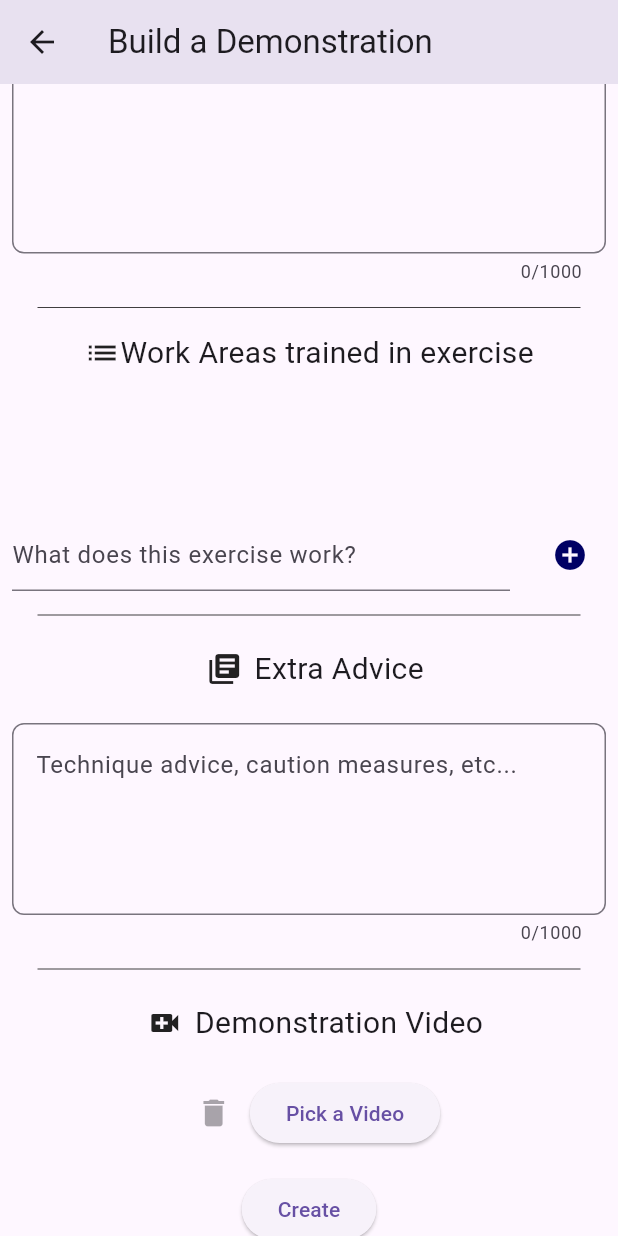
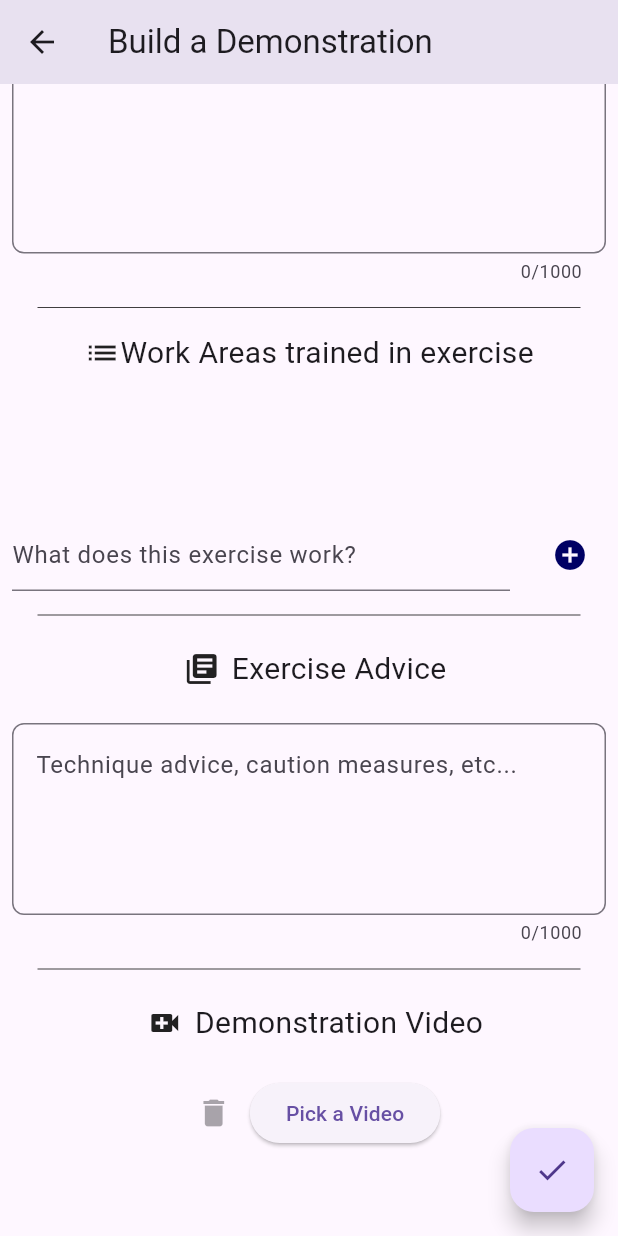
Before and after one commit to ramiro-marinio/chiqui-app, a Flutter app: the DemoMaker screen opened directly with empty values, scrolled down 339 dp, on a phone screen of 412 x 824 dp. Run offline on Flutter 3.47's test engine with Material 3 defaults, Android fonts, the phone set to English and light mode, and no system bars; drawn by our look-alikes of auto_size_text; our stand-ins replace cloud_firestore, firebase_auth, firebase_core, firebase_storage, flutter_rating_bar, go_router and 2 more; missing offline and left inert: firebase_ui_auth; accounts and stored records are empty; network calls fail.

Commit message:
Done with demo edition and deletion. Working on settings.

```diff
--- a/lib/functions/showprogressdialog.dart
+++ b/lib/functions/showprogressdialog.dart
@@ -1,7 +1,7 @@
 import 'package:flutter/material.dart';
 
 Future<void> showProgressDialog(String? title, BuildContext context) async {
-  await showDialog(
+  showDialog(
     context: context,
     barrierDismissible: false,
     builder: (context) {
--- a/lib/navigation/gorouter.dart
+++ b/lib/navigation/gorouter.dart
@@ -61,6 +61,7 @@ final List<GoRoute> routes = [
     builder: (context, state) => const LocalSettings(),
     icon: const Icon(Icons.settings),
     mustBeLoggedIn: false,
+    name: 'Settings',
   ),
 ];
 final GoRouter goRouter = GoRouter(
--- a/lib/navigation/widgets/confirmationdialog.dart
+++ b/lib/navigation/widgets/confirmationdialog.dart
@@ -27,7 +27,7 @@ class ConfirmationDialog extends StatelessWidget {
           child: const Text('No'),
         ),
         TextButton(
-          onPressed: () {
+          onPressed: () async {
             if (yes != null) {
               yes!();
             }
--- a/lib/pages/gyms_page/widgets/gym/menu/gymmenu.dart
+++ b/lib/pages/gyms_page/widgets/gym/menu/gymmenu.dart
@@ -38,7 +38,9 @@ class GymMenuState extends State<GymMenu> {
               ),
             ),
             Expanded(
-              child: CrawlText(text: widget.gymData.name),
+              child: Crawl(
+                child: Text(widget.gymData.name),
+              ),
             )
           ]),
           bottom: const TabBar(
--- a/lib/pages/gyms_page/widgets/gym/menu/pages/exercise_demos/demodata.dart
+++ b/lib/pages/gyms_page/widgets/gym/menu/pages/exercise_demos/demodata.dart
@@ -4,7 +4,7 @@ class DemonstrationData {
   final String exerciseName;
   final bool repUnit;
   final String? description;
-  final List workAreas;
+  final List<String> workAreas;
   final String? advice;
   String? resourceURL;
   String? resourceName;
@@ -13,7 +13,8 @@ class DemonstrationData {
         exerciseName = json['exerciseName'],
         repUnit = json['repUnit'],
         description = json['description'],
-        workAreas = json['muscles'],
+        workAreas = List.generate((json['workAreas'] as List).length,
+            (index) => json['workAreas'][index] as String),
         advice = json['advice'],
         resourceURL = json['resourceURL'],
         resourceName = json['resourceName'],
@@ -33,11 +34,12 @@ class DemonstrationData {
       'exerciseName': exerciseName,
       'repUnit': repUnit,
       'description': description,
-      'muscles': workAreas,
+      'workAreas': workAreas,
       'advice': advice,
       'resourceURL': resourceURL,
       'resourceName': resourceName,
       'gymId': gymId,
+      'id': id,
     };
   }
 }
--- a/lib/pages/gyms_page/widgets/gym/menu/pages/exercise_demos/interfaces/demomaker.dart
+++ b/lib/pages/gyms_page/widgets/gym/menu/pages/exercise_demos/interfaces/demomaker.dart
@@ -17,7 +17,8 @@ import 'package:provider/provider.dart';
 
 class DemoMaker extends StatefulWidget {
   final String gymId;
-  const DemoMaker({super.key, required this.gymId});
+  final DemonstrationData? editData;
+  const DemoMaker({super.key, required this.gymId, this.editData});
 
   @override
   State<DemoMaker> createState() => _DemoMakerState();
@@ -27,12 +28,20 @@ class _DemoMakerState extends State<DemoMaker> {
   final TextEditingController nameController = TextEditingController();
   final TextEditingController descriptionController = TextEditingController();
   List<String> workAreas = [];
-  String advice = "";
+  final TextEditingController adviceController = TextEditingController();
   String? videoPath;
   bool unit = true;
   final _formKey = GlobalKey<FormState>();
   @override
   Widget build(BuildContext context) {
+    DemonstrationData? editData = widget.editData;
+    if (editData != null) {
+      nameController.text = editData.exerciseName;
+      descriptionController.text = editData.description ?? '';
+      workAreas = editData.workAreas;
+      adviceController.text = editData.advice ?? '';
+      videoPath = editData.resourceURL;
+    }
     return Scaffold(
       appBar: AppBar(
         title: const Text('Build a Demonstration'),
@@ -96,66 +105,75 @@ class _DemoMakerState extends State<DemoMaker> {
                 },
               ),
               const AdaptiveDivider(),
-              ExtraAdviceField(
-                onChange: (text) {
-                  advice = text;
-                },
+              ExerciseAdviceField(
+                controller: adviceController,
               ),
               const AdaptiveDivider(),
               VideoPickField(
                 chooseVideo: (path) {
                   videoPath = path;
                 },
+                initialVideo: videoPath,
               ),
-              Padding(
-                padding: const EdgeInsets.all(8.0),
-                child: ElevatedButton(
+              const SizedBox(
+                height: 50,
+                width: 50,
+              ),
+            ],
+          ),
+        ),
+      ),
+      floatingActionButton: FloatingActionButton(
         onPressed: () {
           if (!_formKey.currentState!.validate()) {
             return;
           }
+
           showDialog(
             context: context,
             builder: (context) => ConfirmationDialog(
-                        title: 'Create Exercise?',
+              title: editData == null ? 'Create Exercise?' : 'Modify Exercise?',
               description: 'Make sure you inserted the correct data!',
-                        yes: () async {
-                          showProgressDialog(
-                              'Saving Demonstration...', context);
-                          await context
-                              .read<ApplicationState>()
-                              .addDemonstration(
-                                DemonstrationData(
+              yes: () {
+                DemonstrationData demonstrationData = DemonstrationData(
                   exerciseName: nameController.text,
                   repUnit: unit,
-                                  advice: advice,
+                  advice: adviceController.text,
                   workAreas: workAreas,
                   description: descriptionController.text,
                   gymId: widget.gymId,
-                                  id: generateRandomString(28),
-                                ),
+                  id: editData?.id ?? generateRandomString(28),
+                );
+                if (context.mounted) {
+                  if (editData == null) {
+                    context.read<ApplicationState>().addDemonstration(
+                          demonstrationData,
                           videoPath != null ? File(videoPath!) : null,
                         );
-                          if (context.mounted) {
                     ScaffoldMessenger.of(context).showSnackBar(
                       const SnackBar(
-                                content:
-                                    Text('Demonstration Created Successfully!'),
+                        content: Text('Demonstration Saved Successfully!'),
                       ),
                     );
                     Navigator.pop(context);
+                  } else {
+                    context
+                        .read<ApplicationState>()
+                        .editDemonstration(demonstrationData, videoPath);
+                    ScaffoldMessenger.of(context).showSnackBar(
+                      const SnackBar(
+                        content: Text('Demonstration Saved Successfully!'),
+                      ),
+                    );
                     Navigator.pop(context);
+                  }
                 }
               },
             ),
           );
         },
-                  child: const Text('Create'),
-                ),
-              ),
-            ],
-          ),
-        ),
+        child:
+            editData != null ? const Icon(Icons.save) : const Icon(Icons.check),
       ),
     );
   }
--- a/lib/pages/gyms_page/widgets/gym/menu/pages/exercise_demos/interfaces/extraadvice.dart
+++ b/lib/pages/gyms_page/widgets/gym/menu/pages/exercise_demos/interfaces/extraadvice.dart
@@ -1,8 +1,8 @@
 import 'package:flutter/material.dart';
 
-class ExtraAdviceField extends StatelessWidget {
-  final Function(String text) onChange;
-  const ExtraAdviceField({super.key, required this.onChange});
+class ExerciseAdviceField extends StatelessWidget {
+  final TextEditingController controller;
+  const ExerciseAdviceField({super.key, required this.controller});
 
   @override
   Widget build(BuildContext context) {
@@ -18,7 +18,7 @@ class ExtraAdviceField extends StatelessWidget {
                 child: Icon(Icons.library_books),
               ),
               Text(
-                "Extra Advice",
+                "Exercise Advice",
                 style: TextStyle(fontSize: 20),
               ),
             ],
@@ -27,11 +27,9 @@ class ExtraAdviceField extends StatelessWidget {
         Padding(
           padding: const EdgeInsets.all(8.0),
           child: TextField(
-            onChanged: (value) {
-              onChange(value);
-            },
             maxLength: 1000,
             maxLines: 4,
+            controller: controller,
             decoration: InputDecoration(
               hintText: 'Technique advice, caution measures, etc...',
               border: OutlineInputBorder(
--- a/lib/pages/gyms_page/widgets/gym/menu/pages/exercise_demos/interfaces/videopickfield.dart
+++ b/lib/pages/gyms_page/widgets/gym/menu/pages/exercise_demos/interfaces/videopickfield.dart
@@ -1,13 +1,16 @@
 import 'dart:io';
 
 import 'package:flutter/material.dart';
+import 'package:gymapp/functions/showwarningdialog.dart';
 import 'package:gymapp/pages/gyms_page/widgets/gym/menu/pages/exercise_demos/interfaces/widgets/videoprogressbar.dart';
 import 'package:image_picker/image_picker.dart';
 import 'package:video_player/video_player.dart';
 
 class VideoPickField extends StatefulWidget {
+  final String? initialVideo;
   final Function(String? path) chooseVideo;
-  const VideoPickField({super.key, required this.chooseVideo});
+  const VideoPickField(
+      {super.key, required this.chooseVideo, this.initialVideo});
 
   @override
   State<VideoPickField> createState() => _VideoPickFieldState();
@@ -20,12 +23,17 @@ class _VideoPickFieldState extends State<VideoPickField> {
   @override
   void initState() {
     super.initState();
-    _controller = VideoPlayerController.file(File(videoPath ?? ''));
+    videoPath = widget.initialVideo;
+    _controller = widget.initialVideo == videoPath
+        ? VideoPlayerController.networkUrl(Uri.parse(videoPath ?? ''))
+        : VideoPlayerController.file(File(videoPath ?? ''));
   }
 
   @override
   Widget build(BuildContext context) {
-    _controller = VideoPlayerController.file(File(videoPath ?? ''));
+    _controller = widget.initialVideo == videoPath
+        ? VideoPlayerController.networkUrl(Uri.parse(videoPath ?? ''))
+        : VideoPlayerController.file(File(videoPath ?? ''));
     if (_controller.value.isInitialized) {
       _controller.dispose();
     }
@@ -85,12 +93,18 @@ class _VideoPickFieldState extends State<VideoPickField> {
                 onPressed: videoPath?.isEmpty ?? true
                     ? null
                     : () {
+                        showWarningDialog(
+                          title: 'Delete Video?',
+                          context: context,
+                          yes: () {
                             widget.chooseVideo(null);
                             setState(() {
                               _controller.pause();
                               _controller.dispose();
                               videoPath = null;
                             });
+                          },
+                        );
                       },
               )),
               ElevatedButton(
```
Also changed, not shown: lib/firebase/app_state.dart (+39 -19 lines), lib/functions/showwarningdialog.dart (added, +29 -0 lines), lib/pages/gyms_page/widgets/gym/menu/pages/exercise_demos/exercisedemo.dart (+59 -4 lines), lib/pages/gyms_page/widgets/gym/menu/pages/exercise_demos/exercisedemos.dart (+9 -7 lines), lib/pages/gyms_page/widgets/join_gym/gymjoinsheet.dart (+7 -5 lines), lib/widgets/crawltext.dart (+11 -16 lines). Lines whose indentation alone changed are shown as unchanged.
